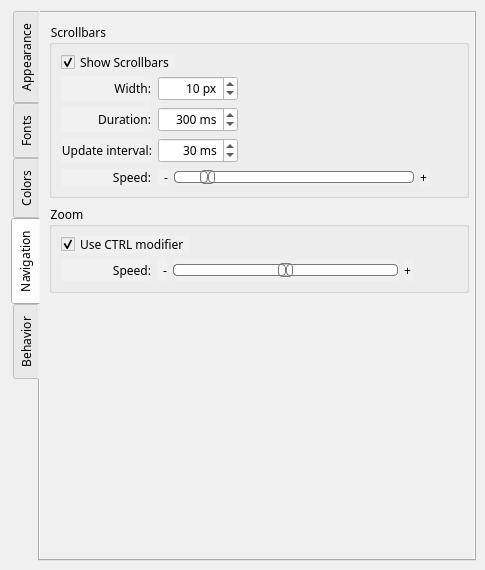
Qt form src/app/seamly2d/dialogs/configpages/preferencesgraphicsviewpage.ui (FashionFreedom/Seamly2D) before a commit.
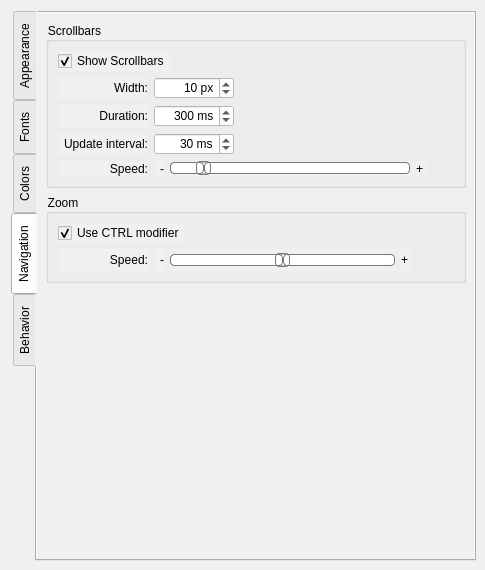
The same form after that commit. The open tabs and pages were chosen to show the change. Custom widgets are drawn as their Qt base class.

Commit message:
mac: remove all references to MS Shell Dlg
This is a font only available on windows, remove it from the ui files
to use the default font.

Fixes the error

Populating font family aliases took xxx ms.Replace uses of missing
font family "MS Shell Dlg 2" with one that exists to avoid this cost.

Patch:
```diff
--- a/src/app/seamly2d/dialogs/configpages/preferencesgraphicsviewpage.ui
+++ b/src/app/seamly2d/dialogs/configpages/preferencesgraphicsviewpage.ui
@@ -62,7 +62,6 @@
      </property>
      <property name="font">
       <font>
-       <family>MS Shell Dlg 2 UI</family>
        <pointsize>9</pointsize>
       </font>
      </property>
@@ -1807,7 +1806,6 @@
          </property>
          <property name="font">
           <font>
-           <family>MS Shell Dlg 2 UI</family>
            <pointsize>9</pointsize>
           </font>
          </property>
@@ -1834,7 +1832,6 @@
             </property>
             <property name="font">
              <font>
-              <family>MS Shell Dlg 2 UI</family>
               <pointsize>9</pointsize>
              </font>
             </property>
@@ -1864,7 +1861,6 @@
               </property>
               <property name="font">
                <font>
-                <family>MS Shell Dlg 2 UI</family>
                 <pointsize>9</pointsize>
                </font>
               </property>
@@ -1886,7 +1882,6 @@
               </property>
               <property name="font">
                <font>
-                <family>MS Shell Dlg 2 UI</family>
                 <pointsize>9</pointsize>
                </font>
               </property>
@@ -1920,7 +1915,6 @@
               </property>
               <property name="font">
                <font>
-                <family>MS Shell Dlg 2 UI</family>
                 <pointsize>9</pointsize>
                </font>
               </property>
@@ -1942,7 +1936,6 @@
               </property>
               <property name="font">
                <font>
-                <family>MS Shell Dlg 2 UI</family>
                 <pointsize>9</pointsize>
                </font>
               </property>
@@ -1979,7 +1972,6 @@
               </property>
               <property name="font">
                <font>
-                <family>MS Shell Dlg 2 UI</family>
                 <pointsize>9</pointsize>
                </font>
               </property>
@@ -2001,7 +1993,6 @@
               </property>
               <property name="font">
                <font>
-                <family>MS Shell Dlg 2 UI</family>
                 <pointsize>9</pointsize>
                </font>
               </property>
@@ -2038,7 +2029,6 @@
               </property>
               <property name="font">
                <font>
-                <family>MS Shell Dlg 2 UI</family>
                 <pointsize>9</pointsize>
                </font>
               </property>
@@ -2062,7 +2052,6 @@
                 </property>
                 <property name="font">
                  <font>
-                  <family>MS Shell Dlg 2 UI</family>
                   <pointsize>9</pointsize>
                  </font>
                 </property>
@@ -2173,7 +2162,6 @@
                 </property>
                 <property name="font">
                  <font>
-                  <family>MS Shell Dlg 2 UI</family>
                   <pointsize>9</pointsize>
                  </font>
                 </property>
@@ -2214,7 +2202,6 @@
          </property>
          <property name="font">
           <font>
-           <family>MS Shell Dlg 2 UI</family>
            <pointsize>9</pointsize>
           </font>
          </property>
@@ -2238,7 +2225,6 @@
             </property>
             <property name="font">
              <font>
-              <family>MS Shell Dlg 2 UI</family>
               <pointsize>9</pointsize>
              </font>
             </property>
@@ -2262,7 +2248,6 @@
               </property>
               <property name="font">
                <font>
-                <family>MS Shell Dlg 2 UI</family>
                 <pointsize>9</pointsize>
                </font>
               </property>
@@ -2286,7 +2271,6 @@
                 </property>
                 <property name="font">
                  <font>
-                  <family>MS Shell Dlg 2 UI</family>
                   <pointsize>9</pointsize>
                  </font>
                 </property>
@@ -2400,7 +2384,6 @@
                 </property>
                 <property name="font">
                  <font>
-                  <family>MS Shell Dlg 2 UI</family>
                   <pointsize>9</pointsize>
                  </font>
                 </property>
```
Left out of the diff: 30 changed lines with no effect on the pictures. The commit also changes 27 other files.
